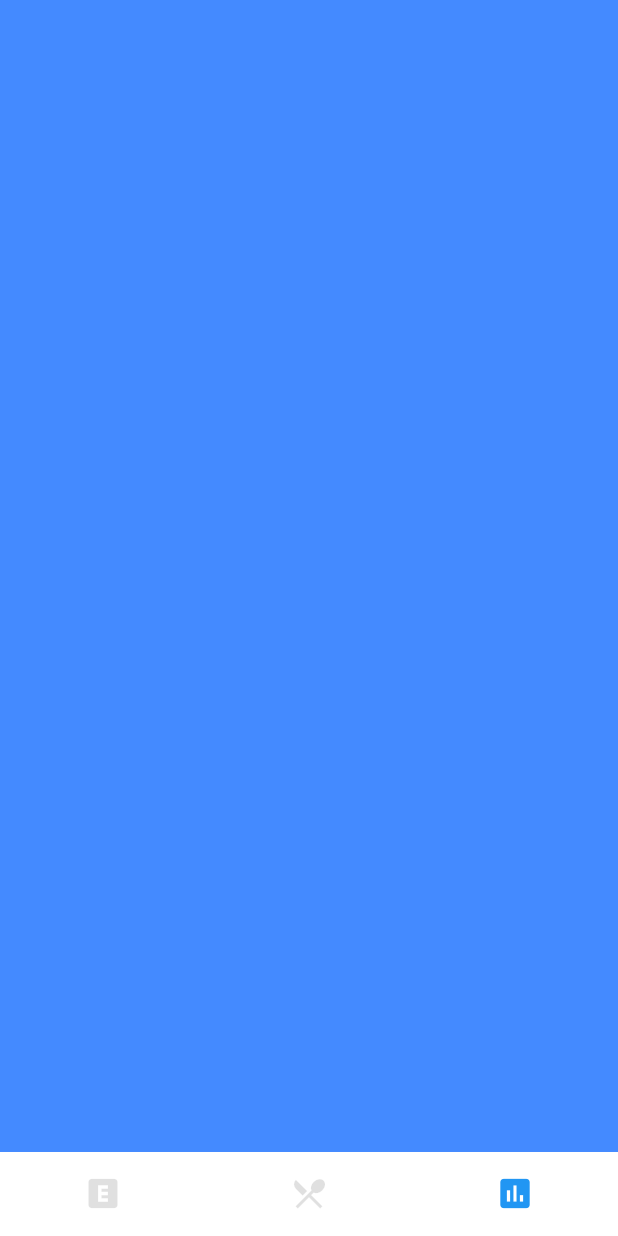
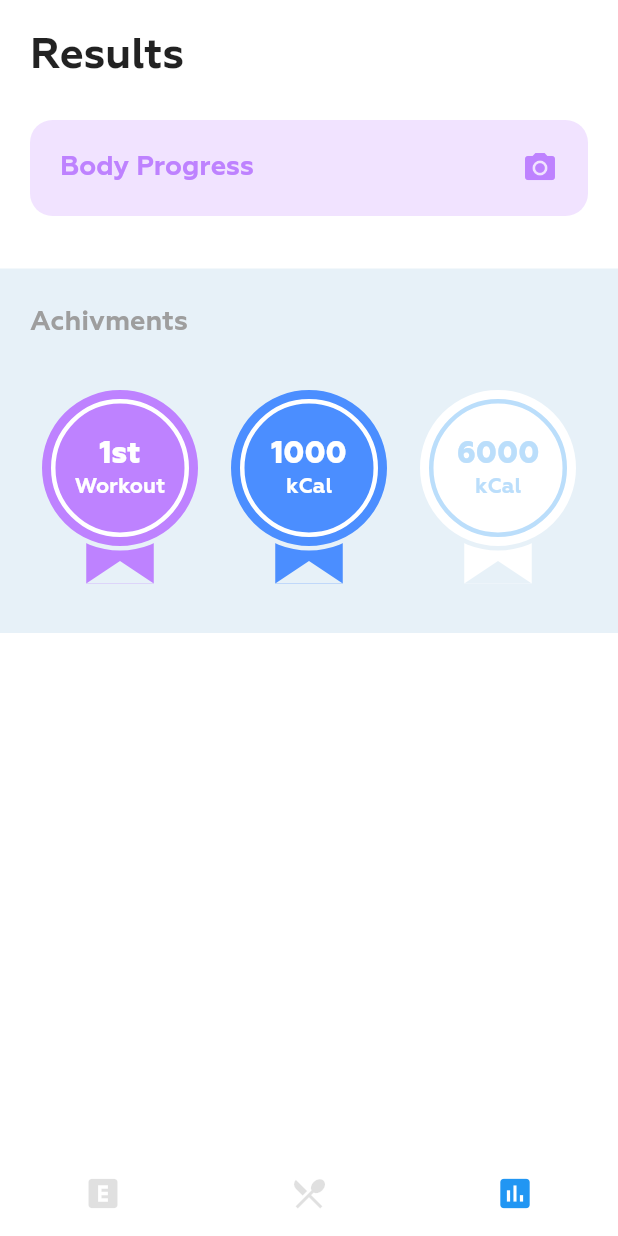
Before and after one commit to feMoraes0/fitness-ui, a Flutter app: the screen it shows after launch, item 3 of the bottom bar chosen, on a phone screen of 412 x 824 dp. Run offline on Flutter 3.47's test engine with Material 2 defaults, Android fonts, the phone set to English and light mode, and no system bars; network calls fail.

Commit message:
Started with Results Tab and Updated Header for all

```diff
--- /dev/null
+++ b/lib/components/Header.dart
@@ -0,0 +1,30 @@
+import 'package:flutter/material.dart';
+
+class Header extends StatelessWidget {
+
+  final String _title;
+  final Widget rightSide;
+
+  Header(this._title, {this.rightSide});
+
+  @override
+  Widget build(BuildContext context) {
+    return Row(
+      mainAxisAlignment: MainAxisAlignment.spaceBetween,
+      crossAxisAlignment: CrossAxisAlignment.center,
+      children: <Widget>[
+        Container(
+          child: Text(
+            this._title,
+            style: TextStyle(
+              fontSize: 28,
+              fontWeight: FontWeight.w700,
+            ),
+          ),
+          margin: EdgeInsets.only(left: 20.0),
+        ),
+        (this.rightSide != null) ? this.rightSide : Container()
+      ],
+    );
+  }
+}
--- a/lib/main.dart
+++ b/lib/main.dart
@@ -1,6 +1,7 @@
 
 
 import 'package:fitness_flutter/tabs/Programs.dart';
+import 'package:fitness_flutter/tabs/Results.dart';
 import 'package:flutter/material.dart';
 
 void main() => runApp(MyApp());
@@ -28,9 +29,7 @@ class Tabs extends StatelessWidget {
             Container(
               color: Colors.redAccent,
             ),
-            Container(
-              color: Colors.blueAccent,
-            ),
+            Results(),
           ],
         ),
         bottomNavigationBar: TabBar(
--- a/lib/tabs/Programs.dart
+++ b/lib/tabs/Programs.dart
@@ -1,4 +1,5 @@
 import 'package:fitness_flutter/components/DailyTip.dart';
+import 'package:fitness_flutter/components/Header.dart';
 import 'package:fitness_flutter/components/ImageCardWithInternal.dart';
 import 'package:fitness_flutter/components/UserTip.dart';
 import 'package:fitness_flutter/components/ImageCardWithBasicFooter.dart';
@@ -19,22 +20,9 @@ class Programs extends StatelessWidget {
             padding: EdgeInsets.only(top: 20.0),
             child: Column(
               children: <Widget>[
-                Row(
-                  mainAxisAlignment: MainAxisAlignment.spaceBetween,
-                  crossAxisAlignment: CrossAxisAlignment.center,
-                  children: <Widget>[
-                    Container(
-                      child: Text(
-                        "Programs",
-                        style: TextStyle(
-                          fontSize: 28,
-                          fontWeight: FontWeight.w700,
-                        ),
-                      ),
-                      margin: EdgeInsets.only(left: 20.0),
-                    ),
-                    UserPhoto()
-                  ],
+                Header(
+                  "Programs",
+                  rightSide: UserPhoto(),
                 ),
                 MainCard(), // MainCard
                 Section(
@@ -115,14 +103,14 @@ class Programs extends StatelessWidget {
                           DailyTip(),
                           DailyTip(),
                         ],
-                      )
+                      ),
                     ],
                   ),
                 ),
               ],
             ),
           ),
-        )
+        ),
       ),
     );
   }
--- /dev/null
+++ b/lib/tabs/Results.dart
@@ -0,0 +1,193 @@
+import 'package:fitness_flutter/components/Header.dart';
+import 'package:fitness_flutter/components/Section.dart';
+import 'package:flutter/material.dart';
+
+class Results extends StatelessWidget {
+  @override
+  Widget build(BuildContext context) {
+    return SingleChildScrollView(
+      child: Container(
+        padding: EdgeInsets.only(top: 20.0),
+        child: SafeArea(
+          child: Column(
+            children: <Widget>[
+              Header("Results"),
+              Container(
+                color: Colors.white,
+                padding: EdgeInsets.fromLTRB(20.0, 25.0, 20.0, 35.0),
+                child: Container(
+                  padding: EdgeInsets.all(20.0),
+                  decoration: BoxDecoration(
+                    color: Color.fromRGBO(241, 227, 255, 1.0),
+                    borderRadius: BorderRadius.circular(15.0),
+                  ),
+                  child: Row(
+                    mainAxisAlignment: MainAxisAlignment.spaceBetween,
+                    children: <Widget>[
+                      Text(
+                        "Body Progress",
+                        style: TextStyle(
+                          color: Color.fromRGBO(190, 130, 255, 1.0),
+                          fontSize: 18.0,
+                        ),
+                      ),
+                      Icon(
+                        Icons.camera_alt,
+                        color: Color.fromRGBO(190, 130, 255, 1.0),
+                      ),
+                    ],
+                  ),
+                ),
+              ),
+              Container(
+                padding: EdgeInsets.symmetric(vertical: 25.0, horizontal: 20.0),
+                width: MediaQuery.of(context).size.width,
+                decoration: BoxDecoration(
+                  color: Color.fromRGBO(231, 241, 248, 1.0),
+                ),
+                child: Column(
+                  crossAxisAlignment: CrossAxisAlignment.start,
+                  children: <Widget>[
+                    Text(
+                      "Achivments",
+                      style: TextStyle(
+                        fontSize: 18.0,
+                        color: Colors.grey,
+                      ),
+                    ),
+                    Container(
+                      child: Row(
+                        mainAxisAlignment: MainAxisAlignment.spaceBetween,
+                        children: <Widget>[
+                          CircleBadge(
+                            color: Color.fromRGBO(190, 130, 255, 1.0),
+                            title: "1st",
+                            subtitle: "Workout"
+                          ),
+                          CircleBadge(
+                            color: Color.fromRGBO(75, 142, 255, 1.0),
+                            title: "1000",
+                            subtitle: "kCal"
+                          ),
+                          CircleBadge(
+                            color: Color.fromRGBO(255, 255, 255, 1.0),
+                            title: "6000",
+                            subtitle: "kCal"
+                          ),
+                        ],
+                      ),
+                    ),
+                  ],
+                ),
+              ),
+            ],
+          ),
+        ),
+      ),
+    );
+  }
+}
+
+class CircleBadge extends StatelessWidget {
+  final Color color;
+  final String title, subtitle;
+
+  CircleBadge({this.color, this.title, this.subtitle});
+
+  @override
+  Widget build(BuildContext context) {
+    return Column(
+      children: <Widget>[
+        Container(
+          width: 45.0,
+          height: 60.0,
+          transform: Matrix4.translationValues(0.0, 102.0, 0.0),
+          decoration: BoxDecoration(
+            shape: BoxShape.rectangle,
+            color: this.color
+          ),
+          child: CustomPaint(
+            size: Size(50, 60),
+            painter: TriangleClipper(),
+          )
+        ),
+        Container(
+          decoration: BoxDecoration(
+            shape: BoxShape.circle,
+            color: this.color,
+            border: Border.all(
+              color: Color.fromRGBO(231, 241, 248, 1.0),
+              width: 3.0,
+            ),
+          ),
+          padding: EdgeInsets.all(6.0),
+          transform: Matrix4.translationValues(0.0, -30.0, 0.0),
+          height: 110.0,
+          width: 120.0,
+          alignment: Alignment.center,
+          child: Container(
+            decoration: BoxDecoration(
+              shape: BoxShape.circle,
+              color: this.color,
+              border: Border.all(
+                color: (this.color != Color.fromRGBO(255, 255, 255, 1.0)) ?
+                Colors.white : Colors.blue[100],
+                width: 3.0,
+              ),
+            ),
+            alignment: Alignment.center,
+            child: Column(
+              mainAxisAlignment: MainAxisAlignment.center,
+              children: <Widget>[
+                Text(
+                  this.title,
+                  style: TextStyle(
+                    color:
+                    (this.color != Color.fromRGBO(255, 255, 255, 1.0)) ?
+                    Colors.white : Colors.blue[100],
+                    fontWeight: FontWeight.w900,
+                    fontSize: 20.0,
+                  ),
+                ),
+                Text(
+                  this.subtitle,
+                  style: TextStyle(
+                    color:
+                    (this.color != Color.fromRGBO(255, 255, 255, 1.0)) ?
+                    Colors.white : Colors.blue[100],
+                    fontSize: 14.0,
+                  ),
+                ),
+              ],
+            ),
+          ),
+        ),
+      ],
+    );
+  }
+}
+
+class TriangleClipper extends CustomPainter {
+  Paint _paint;
+
+  TriangleClipper() {
+    _paint = Paint()
+      ..color = Color.fromRGBO(231, 241, 248, 1.0)
+      ..style = PaintingStyle.fill;
+  }
+
+  @override
+  void paint(Canvas canvas, Size size) {
+    final path = Path();
+    path.moveTo(size.width/2, size.height - 15.0);
+    path.lineTo(0.0, size.height);
+    path.lineTo(size.width, size.height);
+    path.close();
+    canvas.drawPath(path, this._paint);
+  }
+
+  @override
+  bool shouldRepaint(CustomPainter oldDelegate) {
+    return false;
+  }
+}
```
